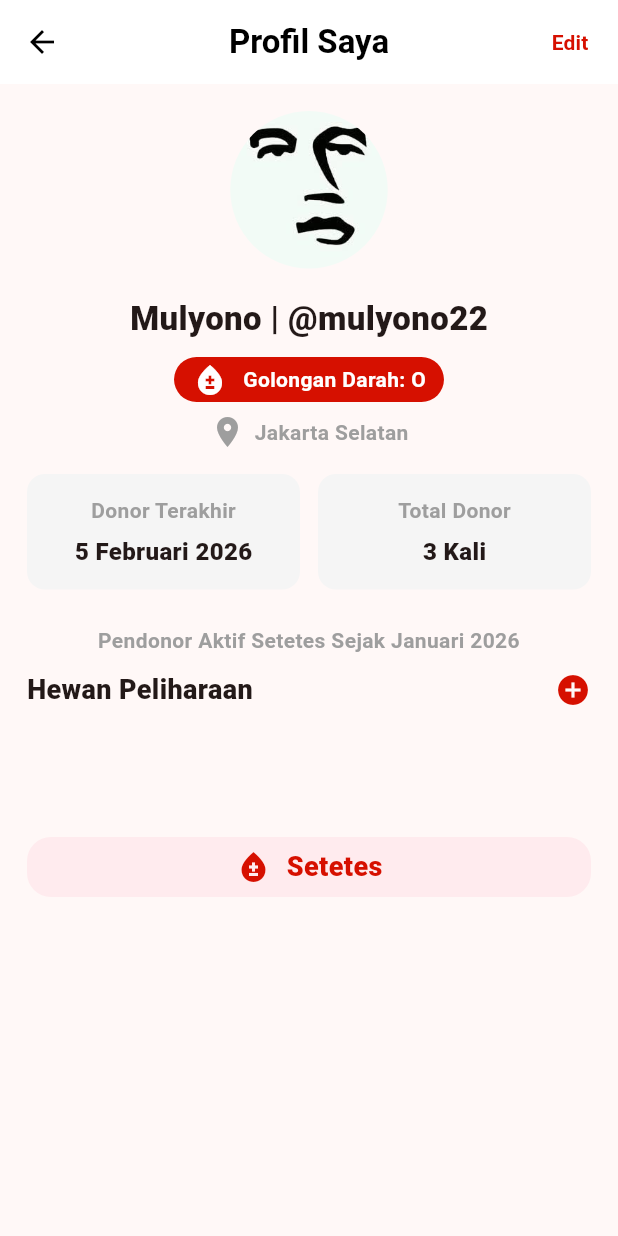
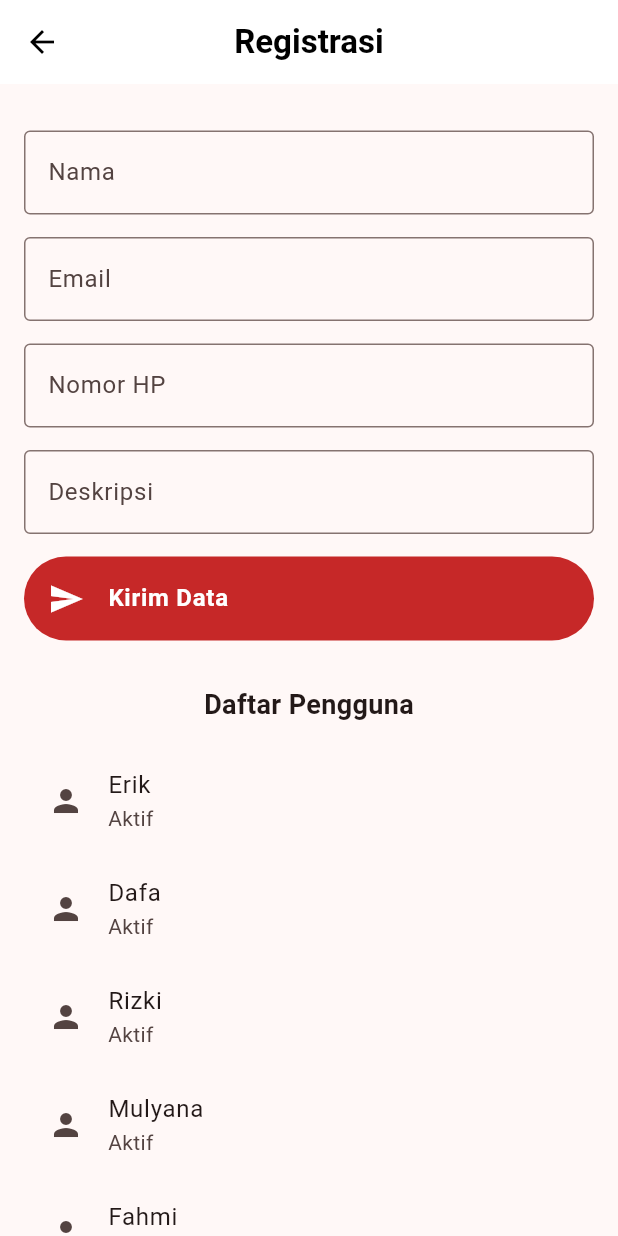
Before and after one commit to ErikKlaus/training_flutter, a Flutter app: the screen it shows after launch, on a phone screen of 412 x 824 dp. Run offline on Flutter 3.47's test engine with Material 3 defaults, Android fonts, the phone set to English and light mode, and no system bars.

Commit message:
Tugas 4 Flutter

```diff
--- /dev/null
+++ b/lib/day_8/day_8.dart
@@ -0,0 +1,31 @@
+import 'package:flutter/material.dart';
+
+class Day8 extends StatelessWidget {
+  const Day8({super.key});
+
+  @override
+  Widget build(BuildContext context) {
+    return Scaffold(
+      body: Padding(
+        padding: const EdgeInsets.all(8.0),
+        child: Column(
+          children: [
+            const SizedBox(height: 50),
+            Text("Joko"),
+            const SizedBox(height: 50),
+            Stack(
+              alignment: AlignmentGeometry.center,
+              clipBehavior: Clip.none,
+              children: [
+                Container(height: 400, width: 500, color: Colors.blue),
+                Container(height: 300, width: 400, color: Colors.red),
+                Container(height: 150, width: 200, color: Colors.black),
+                Container(height: 50, width: 100, color: Colors.yellow),
+              ],
+            ),
+          ],
+        ),
+      ),
+    );
+  }
+}
--- a/lib/main.dart
+++ b/lib/main.dart
@@ -1,7 +1,9 @@
 import 'package:flutter/material.dart';
 import 'package:training_flutter/day_5/scaffold.dart';
+import 'package:training_flutter/day_8/day_8.dart';
 import 'package:training_flutter/tugas_1/tugas1.dart';
 import 'package:training_flutter/tugas_2/tugas2.dart';
+import 'package:training_flutter/tugas_4/tugas4.dart';
 
 void main() {
   runApp(const MyApp());
@@ -35,7 +37,7 @@ class MyApp extends StatelessWidget {
           seedColor: const Color.fromARGB(255, 179, 16, 16),
         ),
       ),
-      home: const Tugas2(),
+      home: const Tugas4(),
     );
   }
 }
--- a/lib/tugas_2/tugas2.dart
+++ b/lib/tugas_2/tugas2.dart
@@ -8,17 +8,18 @@ class Tugas2 extends StatelessWidget {
     return Scaffold(
       //1. header halaman (app bar)
       appBar: AppBar(
-        elevation: 0,
         backgroundColor: Colors.white,
         centerTitle: true,
         leading: IconButton(
           icon: const Icon(Icons.arrow_back, color: Colors.black),
           onPressed: () {},
         ),
+
         title: const Text(
           "Profil Saya",
           style: TextStyle(color: Colors.black, fontWeight: FontWeight.w700),
         ),
+
         actions: [
           TextButton(
             onPressed: () {},
--- /dev/null
+++ b/lib/tugas_4/tugas4.dart
@@ -0,0 +1,110 @@
+import 'package:flutter/material.dart';
+
+class Tugas4 extends StatelessWidget {
+  const Tugas4({super.key});
+
+  @override
+  Widget build(BuildContext context) {
+    return Scaffold(
+      appBar: AppBar(
+        backgroundColor: Colors.white,
+        centerTitle: true,
+        leading: IconButton(
+          icon: const Icon(Icons.arrow_back, color: Colors.black),
+          onPressed: () {},
+        ),
+        title: const Text(
+          "Registrasi",
+          style: TextStyle(color: Colors.black, fontWeight: FontWeight.w700),
+        ),
+      ),
+
+      body: ListView(
+        padding: const EdgeInsets.all(16),
+        children: [
+          const SizedBox(height: 15),
+          TextField(
+            decoration: InputDecoration(
+              labelText: "Nama",
+              border: OutlineInputBorder(),
+            ),
+          ),
+          const SizedBox(height: 15),
+          TextField(
+            decoration: InputDecoration(
+              labelText: "Email",
+              border: OutlineInputBorder(),
+            ),
+          ),
+          const SizedBox(height: 15),
+          TextField(
+            keyboardType: TextInputType.phone,
+            decoration: InputDecoration(
+              labelText: "Nomor HP",
+              border: OutlineInputBorder(),
+            ),
+          ),
+          const SizedBox(height: 15),
+          TextField(
+            decoration: InputDecoration(
+              labelText: "Deskripsi",
+              border: OutlineInputBorder(),
+            ),
+          ),
+          const SizedBox(height: 15),
+          ListTile(
+            tileColor: Colors.red[800],
+            shape: RoundedRectangleBorder(
+              borderRadius: BorderRadius.circular(30),
+            ),
+            leading: const Icon(Icons.send, color: Colors.white),
+            title: const Text(
+              "Kirim Data",
+              style: TextStyle(
+                color: Colors.white,
+                fontWeight: FontWeight.bold,
+              ),
+            ),
+            onTap: () {},
+          ),
+          const SizedBox(height: 30),
+
+          //Daftar Item
+          const Center(
+            child: Text(
+              "Daftar Pengguna",
+              style: TextStyle(fontSize: 18, fontWeight: FontWeight.bold),
+            ),
+          ),
+          const SizedBox(height: 15),
+
+          ListTile(
+            leading: const Icon(Icons.person),
+            title: const Text("Erik"),
+            subtitle: const Text("Aktif"),
+          ),
+          ListTile(
+            leading: const Icon(Icons.person),
+            title: const Text("Dafa"),
+            subtitle: const Text("Aktif"),
+          ),
+          ListTile(
+            leading: const Icon(Icons.person),
+            title: const Text("Rizki"),
+            subtitle: const Text("Aktif"),
+          ),
+          ListTile(
+            leading: const Icon(Icons.person),
+            title: const Text("Mulyana"),
+            subtitle: const Text("Aktif"),
+          ),
+          ListTile(
+            leading: const Icon(Icons.person),
+            title: const Text("Fahmi"),
+            subtitle: const Text("Aktif"),
+          ),
+        ],
+      ),
+    );
+  }
+}
```
